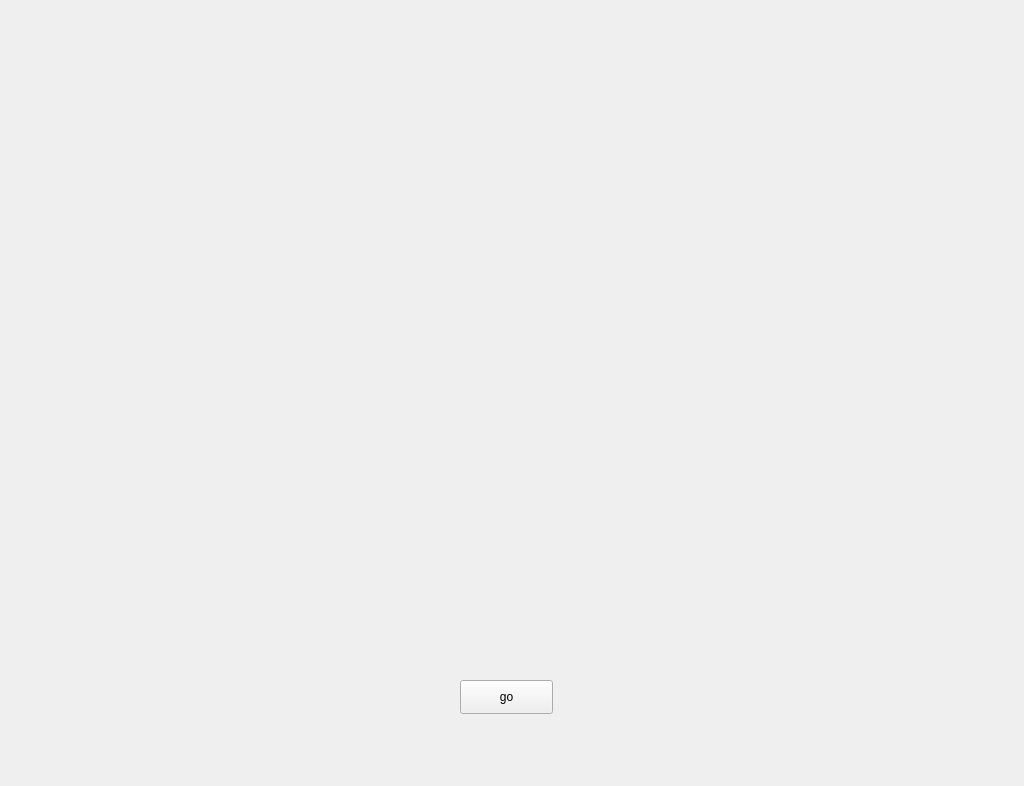
Qt form mainwindow.ui (Saeedfhm/T_Monsters) before a commit.
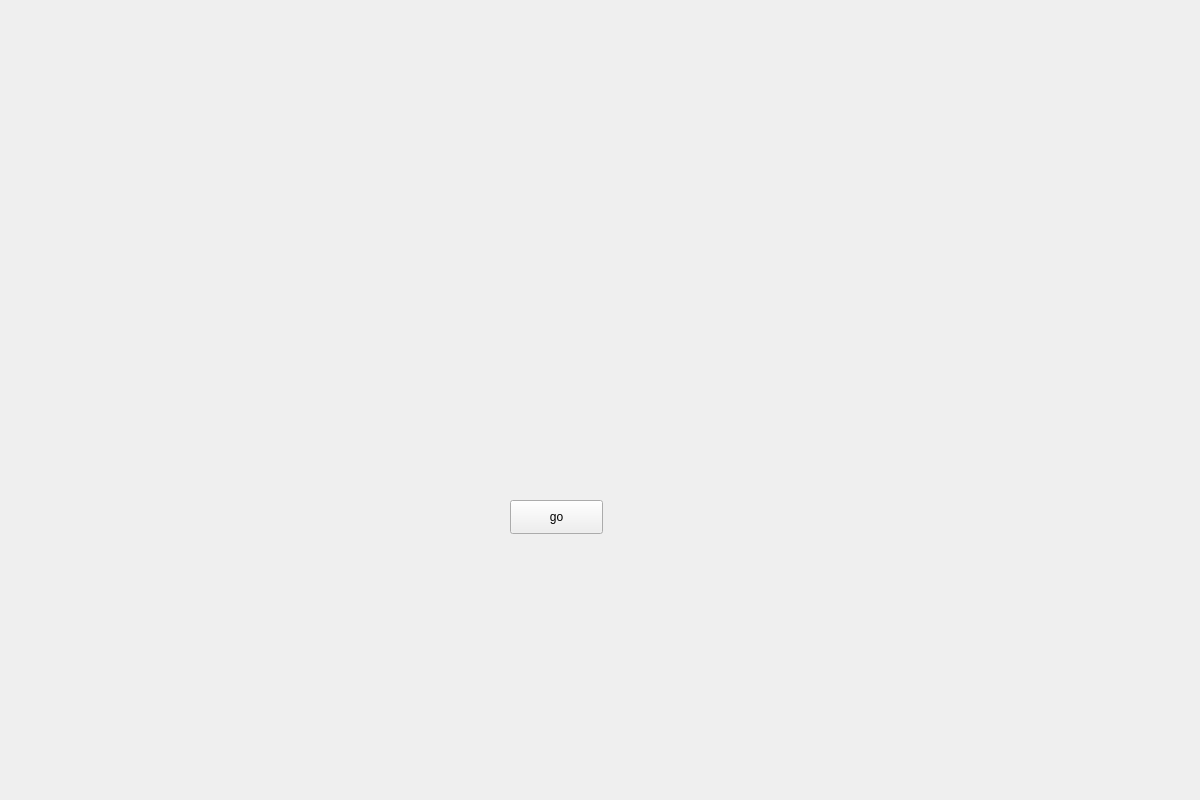
The same form after that commit. Icons and pictures are not drawn.

```diff
--- a/mainwindow.ui
+++ b/mainwindow.ui
@@ -6,8 +6,8 @@
    <rect>
     <x>0</x>
     <y>0</y>
-    <width>1024</width>
-    <height>786</height>
+    <width>1200</width>
+    <height>800</height>
    </rect>
   </property>
   <property name="windowTitle">
@@ -20,8 +20,8 @@
    <widget class="QPushButton" name="go_btn">
     <property name="geometry">
      <rect>
-      <x>460</x>
-      <y>680</y>
+      <x>510</x>
+      <y>500</y>
       <width>93</width>
       <height>34</height>
      </rect>
```
Left out of the diff: 5 changed lines with no effect on the pictures.
